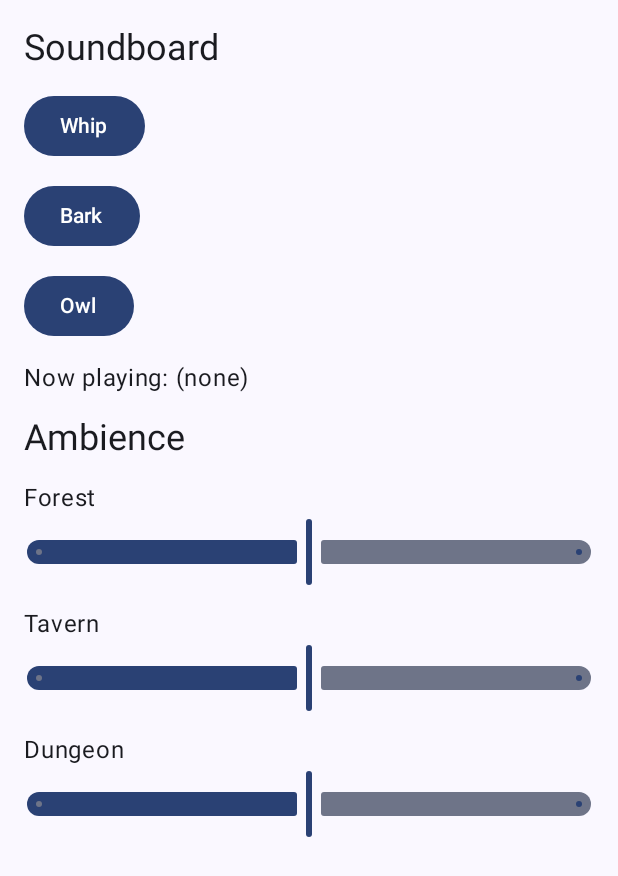
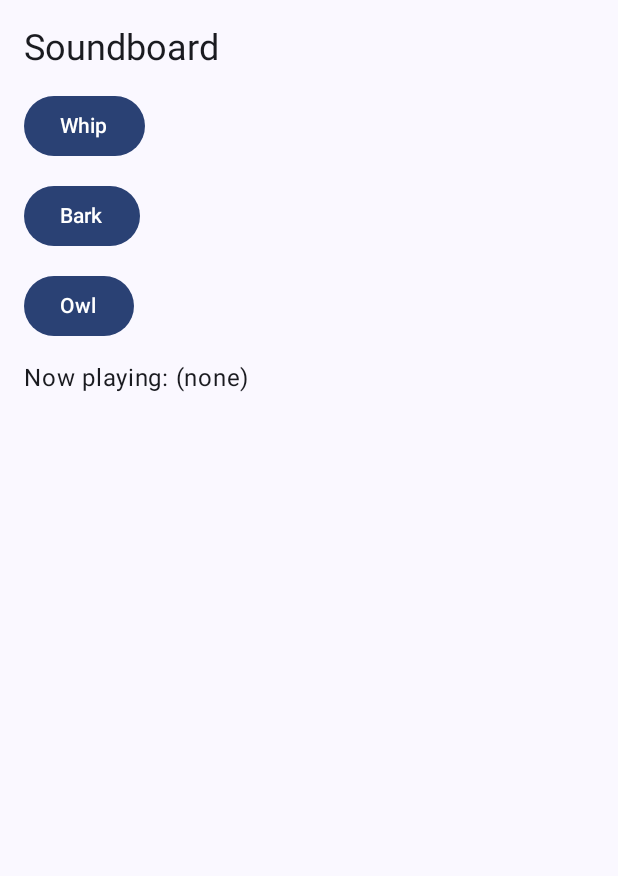
Before and after one commit to Almantask/rpg-audio-mixer, an Android app built with Jetpack Compose: the MainActivity screen opened directly, with no data from a screen before it, on a phone screen of 412 x 824 dp. Shown: the top 876 px of the screen. Run offline under Robolectric (Android 15) with nearby library versions, the phone set to English and light mode, and no system bars; our stand-ins replace Dagger/Hilt's generated code.

Commit message:
Keep only the feature file; revert all other intensity level changes
Co-authored-by: Almantask <40486932+Almantask@users.noreply.github.com>
Agent-Logs-Url: https://github.com/Almantask/rpg-audio-mixer/sessions/2236c4d6-b0e0-41ed-8d0d-ea44abdb0b92

```diff
--- a/app/src/main/java/com/example/rpgaudiomixer/app/components/SoundboardScreen.kt
+++ b/app/src/main/java/com/example/rpgaudiomixer/app/components/SoundboardScreen.kt
@@ -3,15 +3,12 @@ package com.example.rpgaudiomixer.app.components
 import androidx.compose.foundation.layout.Arrangement
 import androidx.compose.foundation.layout.Column
 import androidx.compose.foundation.layout.fillMaxSize
-import androidx.compose.foundation.layout.fillMaxWidth
 import androidx.compose.foundation.layout.padding
 import androidx.compose.material3.Button
 import androidx.compose.material3.MaterialTheme
-import androidx.compose.material3.Slider
 import androidx.compose.material3.Text
 import androidx.compose.runtime.Composable
 import androidx.compose.runtime.getValue
-import androidx.compose.runtime.mutableFloatStateOf
 import androidx.compose.runtime.mutableStateOf
 import androidx.compose.runtime.saveable.rememberSaveable
 import androidx.compose.runtime.setValue
@@ -19,11 +16,9 @@ import androidx.compose.ui.Modifier
 import androidx.compose.ui.platform.testTag
 import androidx.compose.ui.unit.dp
 import com.example.rpgaudiomixer.domain.media.MixedMusicPlayer
-import com.example.rpgaudiomixer.domain.model.IntensityLevel
 
 object SoundboardTestTags {
     fun soundButton(soundId: String) = "soundButton_${soundId}"
-    fun intensitySlider(categoryId: String) = "intensitySlider_${categoryId}"
     const val NOW_PLAYING_TEXT = "nowPlayingText"
 }
 
@@ -71,29 +66,6 @@ fun SoundboardScreen(
             modifier = Modifier.testTag(SoundboardTestTags.NOW_PLAYING_TEXT),
             text = nowPlayingTextValue,
         )
-
-        Text(
-            text = "Ambience",
-            style = MaterialTheme.typography.headlineSmall,
-        )
-
-        AmbienceIntensityControl(
-            categoryId = "forest",
-            label = "Forest",
-            mixedMusicPlayer = mixedMusicPlayer,
-        )
-
-        AmbienceIntensityControl(
-            categoryId = "tavern",
-            label = "Tavern",
-            mixedMusicPlayer = mixedMusicPlayer,
-        )
-
-        AmbienceIntensityControl(
-            categoryId = "dungeon",
-            label = "Dungeon",
-            mixedMusicPlayer = mixedMusicPlayer,
-        )
     }
 }
 
@@ -114,27 +86,3 @@ private fun SoundButton(
         Text(label)
     }
 }
-
-@Composable
-private fun AmbienceIntensityControl(
-    categoryId: String,
-    label: String,
-    mixedMusicPlayer: MixedMusicPlayer,
-    modifier: Modifier = Modifier,
-) {
-    var sliderValue by rememberSaveable { mutableFloatStateOf(IntensityLevel.MEDIUM.toSliderValue()) }
-
-    Column(modifier = modifier.fillMaxWidth()) {
-        Text(text = label)
-        Slider(
-            modifier = Modifier.testTag(SoundboardTestTags.intensitySlider(categoryId)),
-            value = sliderValue,
-            onValueChange = { newValue ->
-                sliderValue = newValue
-                mixedMusicPlayer.setIntensityLevel(categoryId, IntensityLevel.fromSliderValue(newValue))
-            },
-            steps = 1,
-            valueRange = 0f..1f,
-        )
-    }
-}
--- a/app/src/main/java/com/example/rpgaudiomixer/domain/media/MixedMusicPlayer.kt
+++ b/app/src/main/java/com/example/rpgaudiomixer/domain/media/MixedMusicPlayer.kt
@@ -1,6 +1,4 @@
 package com.example.rpgaudiomixer.domain.media
-
-import com.example.rpgaudiomixer.domain.model.IntensityLevel
 
 /**
  * Contract for requesting sound playback.
@@ -10,5 +8,4 @@ import com.example.rpgaudiomixer.domain.model.IntensityLevel
 interface MixedMusicPlayer {
     fun playSingleSound(soundId: String)
     fun playLoopingSound(categoryId: String)
-    fun setIntensityLevel(categoryId: String, level: IntensityLevel)
 }
--- a/app/src/main/java/com/example/rpgaudiomixer/domain/media/MixedMusicPlayerImpl.kt
+++ b/app/src/main/java/com/example/rpgaudiomixer/domain/media/MixedMusicPlayerImpl.kt
@@ -1,6 +1,5 @@
 package com.example.rpgaudiomixer.domain.media
 
-import com.example.rpgaudiomixer.domain.model.IntensityLevel
 import com.example.rpgaudiomixer.domain.storage.TrackRepository
 
 /**
@@ -22,8 +21,4 @@ class MixedMusicPlayerImpl(
     override fun playLoopingSound(categoryId: String) {
         TODO("Not yet implemented")
     }
-
-    override fun setIntensityLevel(categoryId: String, level: IntensityLevel) {
-        TODO("Not yet implemented")
-    }
 }
```
Also changed, not shown: app/src/main/java/com/example/rpgaudiomixer/domain/model/IntensityLevel.kt (deleted, +0 -26 lines), 2 other files.
